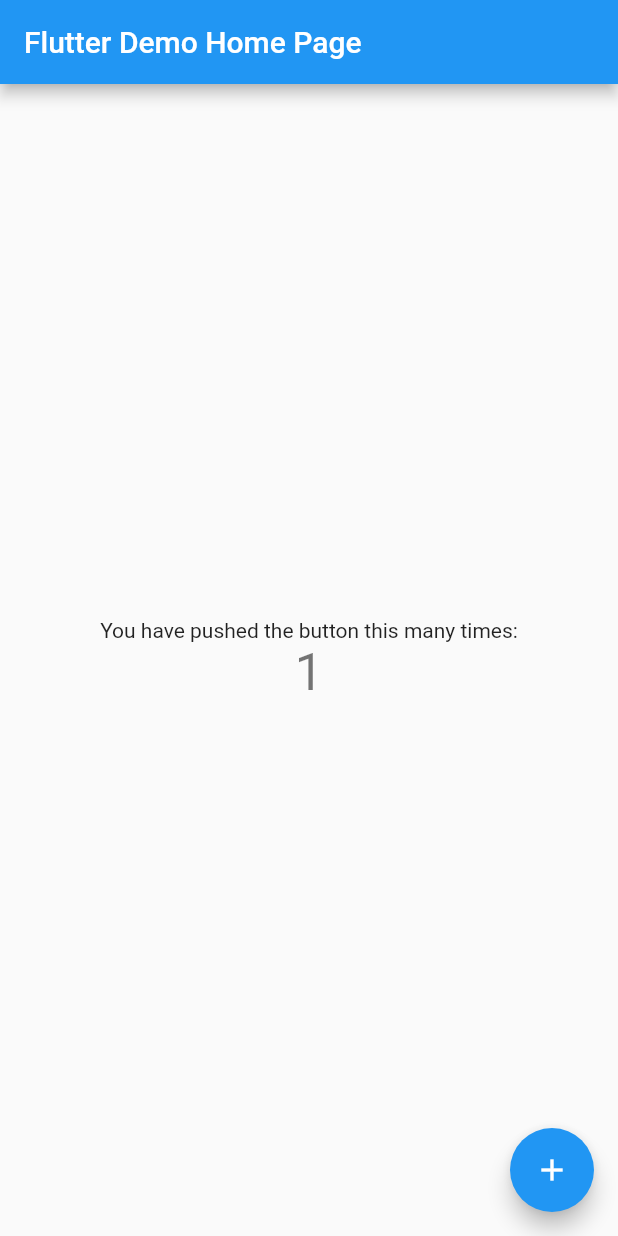
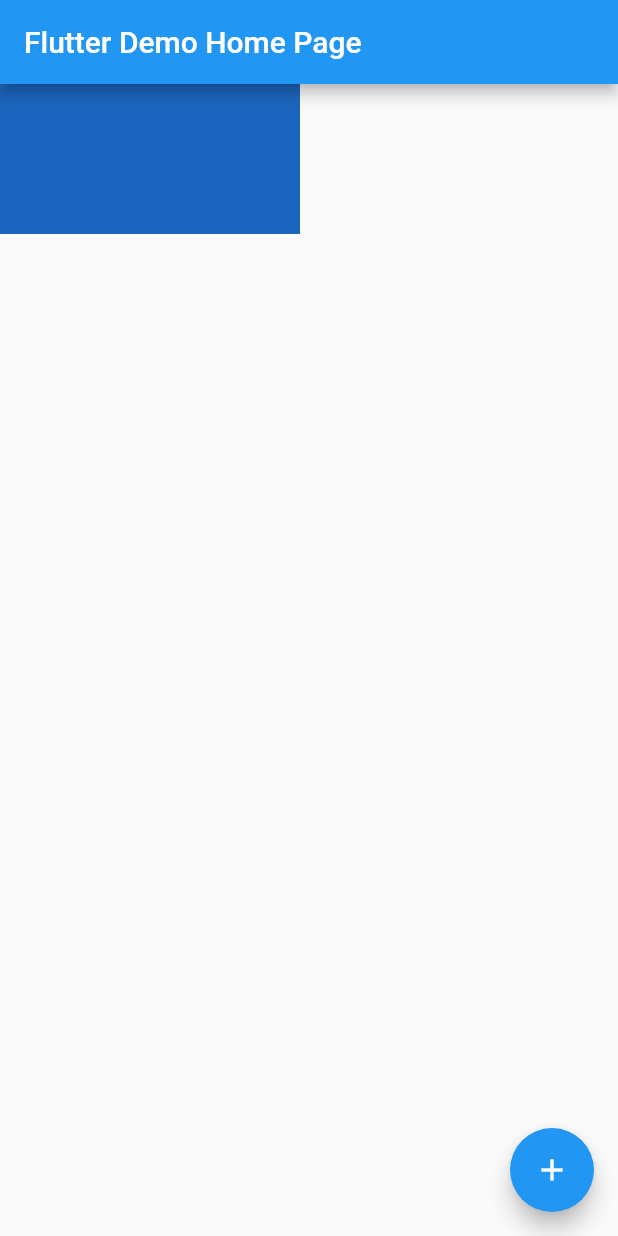
Before and after one commit to furugenict8/test_app3, a Flutter app: the screen it shows after launch, after a tap on the "add" icon, on a phone screen of 412 x 824 dp. Run offline on Flutter 3.47's test engine with Material 2 defaults, Android fonts, the phone set to English and light mode, and no system bars.

Commit message:
#1 feat: サンプルコードを追加

```diff
--- a/lib/main.dart
+++ b/lib/main.dart
@@ -1,115 +1,61 @@
 import 'package:flutter/material.dart';
+import 'package:test_app3/statefulTile.dart';
 
 void main() {
-  runApp(const MyApp());
+  runApp(MyApp());
 }
 
 class MyApp extends StatelessWidget {
-  const MyApp({Key? key}) : super(key: key);
-
-  // This widget is the root of your application.
   @override
   Widget build(BuildContext context) {
     return MaterialApp(
       title: 'Flutter Demo',
       theme: ThemeData(
-        // This is the theme of your application.
-        //
-        // Try running your application with "flutter run". You'll see the
-        // application has a blue toolbar. Then, without quitting the app, try
-        // changing the primarySwatch below to Colors.green and then invoke
-        // "hot reload" (press "r" in the console where you ran "flutter run",
-        // or simply save your changes to "hot reload" in a Flutter IDE).
-        // Notice that the counter didn't reset back to zero; the application
-        // is not restarted.
         primarySwatch: Colors.blue,
       ),
-      home: const MyHomePage(title: 'Flutter Demo Home Page'),
+      home: MyHomePage(title: 'Flutter Demo Home Page'),
     );
   }
 }
 
 class MyHomePage extends StatefulWidget {
-  const MyHomePage({Key? key, required this.title}) : super(key: key);
-
-  // This widget is the home page of your application. It is stateful, meaning
-  // that it has a State object (defined below) that contains fields that affect
-  // how it looks.
-
-  // This class is the configuration for the state. It holds the values (in this
-  // case the title) provided by the parent (in this case the App widget) and
-  // used by the build method of the State. Fields in a Widget subclass are
-  // always marked "final".
-
-  final String title;
-
+  MyHomePage({Key? key, this.title}) : super(key: key);
+  final String? title;
   @override
-  State<MyHomePage> createState() => _MyHomePageState();
+  _MyHomePageState createState() => _MyHomePageState();
 }
 
 class _MyHomePageState extends State<MyHomePage> {
-  int _counter = 0;
+  late List<Widget> tiles;
+  @override
+  void initState() {
+    super.initState();
+    //2つのStatefulWidgetが準備
+    tiles = [
+      StatefulTile(),
+      StatefulTile(),
+    ];
+  }
 
-  void _incrementCounter() {
+  // 入れ替え処理
+  void changeTiles() {
     setState(() {
-      // This call to setState tells the Flutter framework that something has
-      // changed in this State, which causes it to rerun the build method below
-      // so that the display can reflect the updated values. If we changed
-      // _counter without calling setState(), then the build method would not be
-      // called again, and so nothing would appear to happen.
-      _counter++;
+      tiles.insert(1, tiles.removeAt(0));
     });
   }
 
   @override
   Widget build(BuildContext context) {
-    // This method is rerun every time setState is called, for instance as done
-    // by the _incrementCounter method above.
-    //
-    // The Flutter framework has been optimized to make rerunning build methods
-    // fast, so that you can just rebuild anything that needs updating rather
-    // than having to individually change instances of widgets.
     return Scaffold(
       appBar: AppBar(
-        // Here we take the value from the MyHomePage object that was created by
-        // the App.build method, and use it to set our appbar title.
-        title: Text(widget.title),
+        title: Text(widget.title!),
       ),
-      body: Center(
-        // Center is a layout widget. It takes a single child and positions it
-        // in the middle of the parent.
-        child: Column(
-          // Column is also a layout widget. It takes a list of children and
-          // arranges them vertically. By default, it sizes itself to fit its
-          // children horizontally, and tries to be as tall as its parent.
-          //
-          // Invoke "debug painting" (press "p" in the console, choose the
-          // "Toggle Debug Paint" action from the Flutter Inspector in Android
-          // Studio, or the "Toggle Debug Paint" command in Visual Studio Code)
-          // to see the wireframe for each widget.
-          //
-          // Column has various properties to control how it sizes itself and
-          // how it positions its children. Here we use mainAxisAlignment to
-          // center the children vertically; the main axis here is the vertical
-          // axis because Columns are vertical (the cross axis would be
-          // horizontal).
-          mainAxisAlignment: MainAxisAlignment.center,
-          children: <Widget>[
-            const Text(
-              'You have pushed the button this many times:',
-            ),
-            Text(
-              '$_counter',
-              style: Theme.of(context).textTheme.headline4,
-            ),
-          ],
-        ),
+      body: Row(children: tiles),
+      floatingActionButton: FloatingActionButton(
+        onPressed: changeTiles,
+        tooltip: 'Increment',
+        child: Icon(Icons.add),
       ),
-      floatingActionButton: FloatingActionButton(
-        onPressed: _incrementCounter,
-        tooltip: 'Increment',
-        child: const Icon(Icons.add),
-      ), // This trailing comma makes auto-formatting nicer for build methods.
     );
   }
 }
--- /dev/null
+++ b/lib/statefulTile.dart
@@ -0,0 +1,28 @@
+import 'dart:math';
+
+import 'package:flutter/material.dart';
+
+class StatefulTile extends StatefulWidget {
+  StatefulTile({Key? key}) : super(key: key);
+  @override
+  _StatefulTileState createState() => _StatefulTileState();
+}
+
+class _StatefulTileState extends State<StatefulTile> {
+  Color _color = Colors.black;
+  var _random = new Random();
+  // initStateで色を設定する
+  @override
+  void initState() {
+    super.initState();
+    _color = Color.fromRGBO(
+        _random.nextInt(256), _random.nextInt(256), _random.nextInt(256), 1);
+  }
+
+  // ビルド内では色は最初に作ったものを使う
+  @override
+  Widget build(BuildContext context) {
+    print("build");
+    return Container(color: _color, height: 100, width: 100);
+  }
+}
```
Also changed, not shown: 1 other file.
